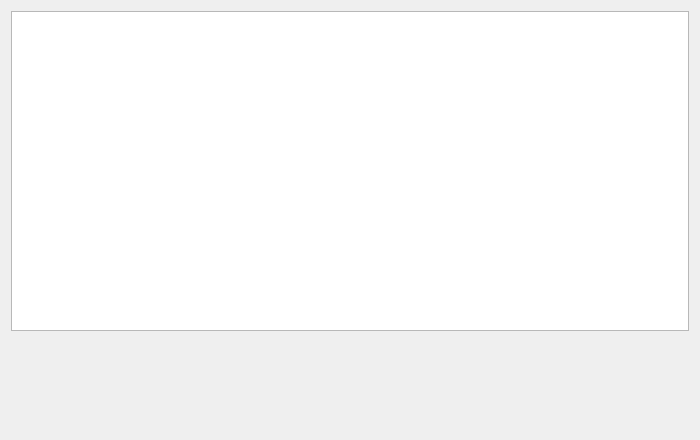
First picture: the form in player.ui, repository jacquelineb/Music-Player, before the edit.
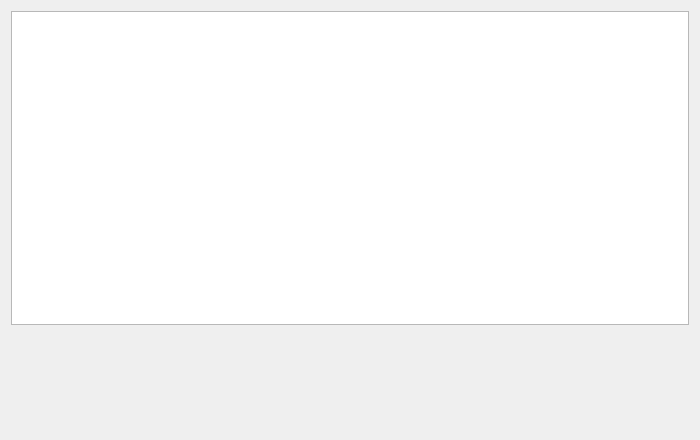
Second picture: the form after the edit. Custom widgets are drawn as their Qt base class.

```diff
--- a/player.ui
+++ b/player.ui
@@ -16,49 +16,18 @@
     <height>440</height>
    </size>
   </property>
-  <property name="palette">
-   <palette>
-    <active>
-     <colorrole role="Base">
-      <brush brushstyle="SolidPattern">
-       <color alpha="255">
-        <red>255</red>
-        <green>255</green>
-        <blue>255</blue>
-       </color>
-      </brush>
-     </colorrole>
-    </active>
-    <inactive>
-     <colorrole role="Base">
-      <brush brushstyle="SolidPattern">
-       <color alpha="255">
-        <red>255</red>
-        <green>255</green>
-        <blue>255</blue>
-       </color>
-      </brush>
-     </colorrole>
-    </inactive>
-    <disabled>
-     <colorrole role="Base">
-      <brush brushstyle="SolidPattern">
-       <color alpha="255">
-        <red>240</red>
-        <green>240</green>
-        <blue>240</blue>
-       </color>
-      </brush>
-     </colorrole>
-    </disabled>
-   </palette>
-  </property>
   <property name="windowTitle">
    <string>Form</string>
   </property>
   <layout class="QGridLayout" name="gridLayout">
    <item row="1" column="1">
     <widget class="QLabel" name="currentTrackLabel">
+     <property name="minimumSize">
+      <size>
+       <width>0</width>
+       <height>20</height>
+      </size>
+     </property>
      <property name="text">
       <string/>
      </property>
@@ -197,6 +166,9 @@
      <property name="selectionBehavior">
       <enum>QAbstractItemView::SelectRows</enum>
      </property>
+     <property name="indentation">
+      <number>0</number>
+     </property>
      <property name="sortingEnabled">
       <bool>false</bool>
      </property>
```
